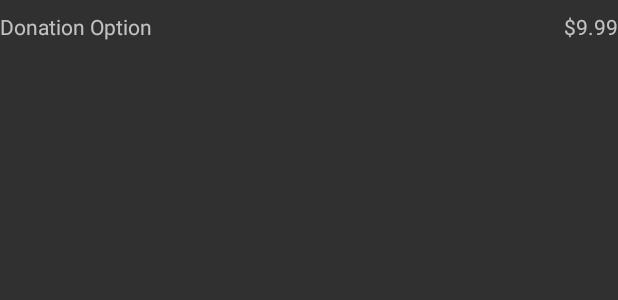
After one commit to physphil/UnitConverterUltimate, an Android app: the layout row_donation.xml on its own in the app's theme, with its tools: preview values and no code run, on a phone screen of 412 x 824 dp. The commit adds this screen. Shown: the top 300 px of the screen. Run offline under Robolectric (Android 15) with nearby library versions, the phone set to English and light mode, and no system bars.

Commit message:
display billing options in new activity

```diff
--- a/app/build.gradle
+++ b/app/build.gradle
@@ -21,6 +21,8 @@ android {
 }
 
 dependencies {
+    // You must install or update the Support Repository through the SDK manager to use this dependency.
     compile 'com.android.support:appcompat-v7:20.0.0'
-    compile 'com.android.support:support-v4:20.0.0+'
+    // You must install or update the Support Repository through the SDK manager to use this dependency.
+    compile 'com.android.support:support-v4:20.0.0'
 }
--- /dev/null
+++ b/app/src/main/res/layout/row_donation.xml
@@ -0,0 +1,26 @@
+<?xml version="1.0" encoding="utf-8"?>
+
+<RelativeLayout xmlns:android="http://schemas.android.com/apk/res/android"
+    android:layout_width="match_parent"
+    android:layout_height="match_parent"
+    android:paddingTop="8dp"
+    android:paddingBottom="8dp">
+
+    <TextView
+        android:layout_width="wrap_content"
+        android:layout_height="wrap_content"
+        android:text="$9.99"
+        android:id="@+id/billing_donation_price"
+        android:layout_alignParentTop="true"
+        android:layout_alignParentRight="true" />
+
+    <TextView
+        android:layout_width="wrap_content"
+        android:layout_height="wrap_content"
+        android:text="Donation Option"
+        android:id="@+id/billing_donation_description"
+        android:layout_alignParentTop="true"
+        android:layout_alignParentLeft="true"
+        android:layout_toLeftOf="@id/billing_donation_price"/>
+
+</RelativeLayout>
--- /dev/null
+++ b/app/src/main/res/values-w820dp/dimens.xml
@@ -0,0 +1,6 @@
+<resources>
+    <!-- Example customization of dimensions originally defined in res/values/dimens.xml
+         (such as screen margins) for screens with more than 820dp of available width. This
+         would include 7" and 10" devices in landscape (~960dp and ~1280dp respectively). -->
+    <dimen name="activity_horizontal_margin">64dp</dimen>
+</resources>
--- a/app/src/main/res/values/dimen.xml
+++ b/app/src/main/res/values/dimen.xml
@@ -1,5 +1,8 @@
 <?xml version="1.0" encoding="utf-8"?>
 <resources>
+    <dimen name="activity_horizontal_margin">16dp</dimen>
+    <dimen name="activity_vertical_margin">16dp</dimen>
+
     <dimen name="fromValueTextSize">18sp</dimen>
     <dimen name="toValueTextSize">18sp</dimen>
     <dimen name="radioButtonTextSize">16sp</dimen>
```
Also changed, not shown: app/src/main/AndroidManifest.xml (+7 -4 lines), app/src/main/java/com/physphil/android/unitconverterultimate/DonateActivity.java (added, +20 -0 lines), app/src/main/java/com/physphil/android/unitconverterultimate/DonateFragment.java (added, +112 -0 lines), app/src/main/java/com/physphil/android/unitconverterultimate/MainActivity.java (+9 -57 lines), app/src/main/java/com/physphil/android/unitconverterultimate/ui/DonationListAdapter.java (added, +69 -0 lines), app/src/main/res/layout/activity_donate.xml (added, +7 -0 lines), app/src/main/res/layout/fragment_donate.xml (added, +21 -0 lines), app/src/main/res/values/strings.xml (+4 -8 lines).
